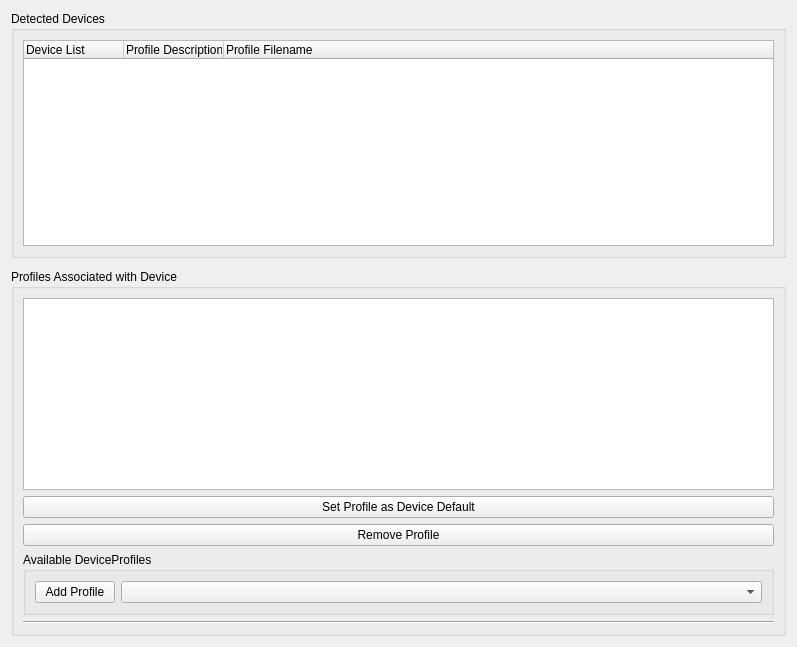
KDE/kolor-manager, file devices/kmdevices.ui: the form before one commit.
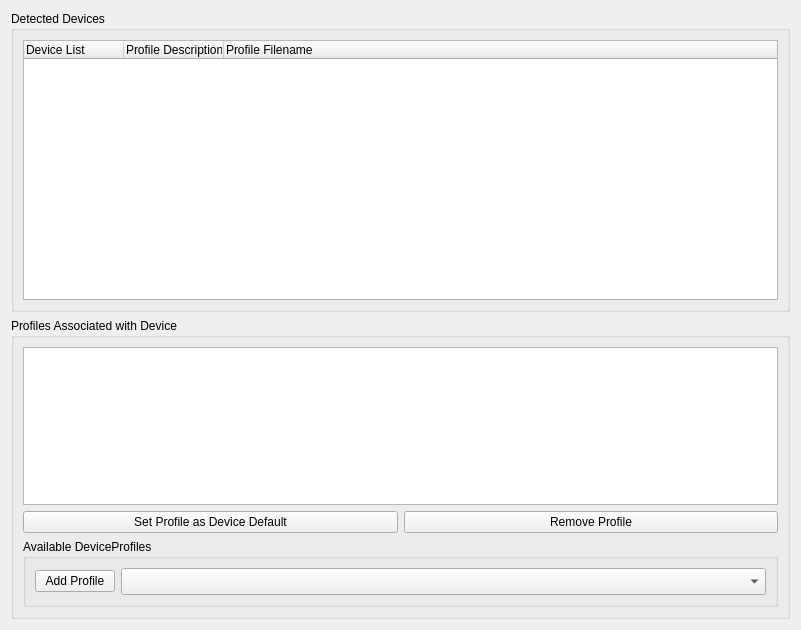
The form after the commit. Icons and pictures are not drawn.

What changed in the file:
```diff
--- a/devices/kmdevices.ui
+++ b/devices/kmdevices.ui
@@ -5,13 +5,19 @@
    <rect>
     <x>0</x>
     <y>0</y>
-    <width>797</width>
-    <height>647</height>
+    <width>801</width>
+    <height>630</height>
    </rect>
   </property>
-  <layout class="QGridLayout" name="gridLayout" >
-   <item row="0" column="1" >
+  <layout class="QGridLayout" name="gridLayout_4" >
+   <item row="0" column="0" >
     <widget class="QGroupBox" name="deviceGroupBox" >
+     <property name="sizePolicy" >
+      <sizepolicy vsizetype="MinimumExpanding" hsizetype="Preferred" >
+       <horstretch>0</horstretch>
+       <verstretch>0</verstretch>
+      </sizepolicy>
+     </property>
      <property name="title" >
       <string>Detected Devices</string>
      </property>
@@ -53,55 +59,69 @@
      </layout>
     </widget>
    </item>
-   <item row="2" column="1" >
-    <spacer name="verticalSpacer_2" >
-     <property name="orientation" >
-      <enum>Qt::Vertical</enum>
-     </property>
-     <property name="sizeType" >
-      <enum>QSizePolicy::Minimum</enum>
-     </property>
-     <property name="sizeHint" stdset="0" >
-      <size>
-       <width>20</width>
-       <height>5</height>
-      </size>
-     </property>
-    </spacer>
-   </item>
-   <item rowspan="2" row="3" column="1" >
+   <item row="1" column="0" >
     <widget class="QGroupBox" name="groupBox_2" >
+     <property name="sizePolicy" >
+      <sizepolicy vsizetype="Ignored" hsizetype="Preferred" >
+       <horstretch>0</horstretch>
+       <verstretch>0</verstretch>
+      </sizepolicy>
+     </property>
      <property name="title" >
       <string>Profiles Associated with Device</string>
      </property>
      <layout class="QGridLayout" name="gridLayout_2" >
-      <item row="6" column="0" >
-       <widget class="Line" name="line" >
-        <property name="orientation" >
-         <enum>Qt::Horizontal</enum>
-        </property>
-       </widget>
-      </item>
       <item row="0" column="0" >
        <widget class="QListWidget" name="profileAssociationList" />
       </item>
-      <item row="5" column="0" >
+      <item row="1" column="0" >
+       <layout class="QHBoxLayout" name="horizontalLayout" >
+        <item>
+         <widget class="QPushButton" name="defaultProfileButton" >
+          <property name="text" >
+           <string>Set Profile as Device Default</string>
+          </property>
+         </widget>
+        </item>
+        <item>
+         <widget class="QPushButton" name="removeButton" >
+          <property name="text" >
+           <string>Remove Profile</string>
+          </property>
+          <property name="icon" >
+           <iconset>
+            <normalon>../../../../../../../usr/share/icons/crystalsvg/16x16/actions/list-remove.png</normalon>
+           </iconset>
+          </property>
+         </widget>
+        </item>
+       </layout>
+      </item>
+      <item row="2" column="0" >
        <widget class="QGroupBox" name="groupBox" >
+        <property name="sizePolicy" >
+         <sizepolicy vsizetype="Fixed" hsizetype="Preferred" >
+          <horstretch>0</horstretch>
+          <verstretch>0</verstretch>
+         </sizepolicy>
+        </property>
         <property name="title" >
          <string>Available DeviceProfiles</string>
         </property>
-        <layout class="QFormLayout" name="formLayout" >
-         <property name="fieldGrowthPolicy" >
-          <enum>QFormLayout::AllNonFixedFieldsGrow</enum>
-         </property>
-         <item row="1" column="1" >
-          <widget class="QComboBox" name="deviceProfileComboBox" />
-         </item>
-         <item row="1" column="0" >
+        <layout class="QGridLayout" name="gridLayout" >
+         <item row="0" column="0" >
+          <layout class="QHBoxLayout" name="horizontalLayout_2" >
+           <item>
           <widget class="QPushButton" name="addProfileButton" >
            <property name="enabled" >
             <bool>true</bool>
            </property>
+             <property name="sizePolicy" >
+              <sizepolicy vsizetype="Fixed" hsizetype="Maximum" >
+               <horstretch>0</horstretch>
+               <verstretch>0</verstretch>
+              </sizepolicy>
+             </property>
            <property name="text" >
             <string>Add Profile</string>
            </property>
@@ -112,26 +132,25 @@
            </property>
           </widget>
          </item>
-        </layout>
-       </widget>
-      </item>
-      <item row="2" column="0" >
-       <widget class="QPushButton" name="removeButton" >
-        <property name="text" >
-         <string>Remove Profile</string>
-        </property>
-        <property name="icon" >
-         <iconset>
-          <normalon>../../../../../../../usr/share/icons/crystalsvg/16x16/actions/list-remove.png</normalon>
-         </iconset>
+           <item>
+            <widget class="QComboBox" name="deviceProfileComboBox" >
+             <property name="sizePolicy" >
+              <sizepolicy vsizetype="Fixed" hsizetype="Preferred" >
+               <horstretch>0</horstretch>
+               <verstretch>0</verstretch>
+              </sizepolicy>
+             </property>
+             <property name="minimumSize" >
+              <size>
+               <width>0</width>
+               <height>27</height>
+              </size>
         </property>
        </widget>
       </item>
-      <item row="1" column="0" >
-       <widget class="QPushButton" name="defaultProfileButton" >
-        <property name="text" >
-         <string>Set Profile as Device Default</string>
-        </property>
+          </layout>
+         </item>
+        </layout>
        </widget>
       </item>
      </layout>
```
Lines whose indentation alone changed are shown as unchanged.
